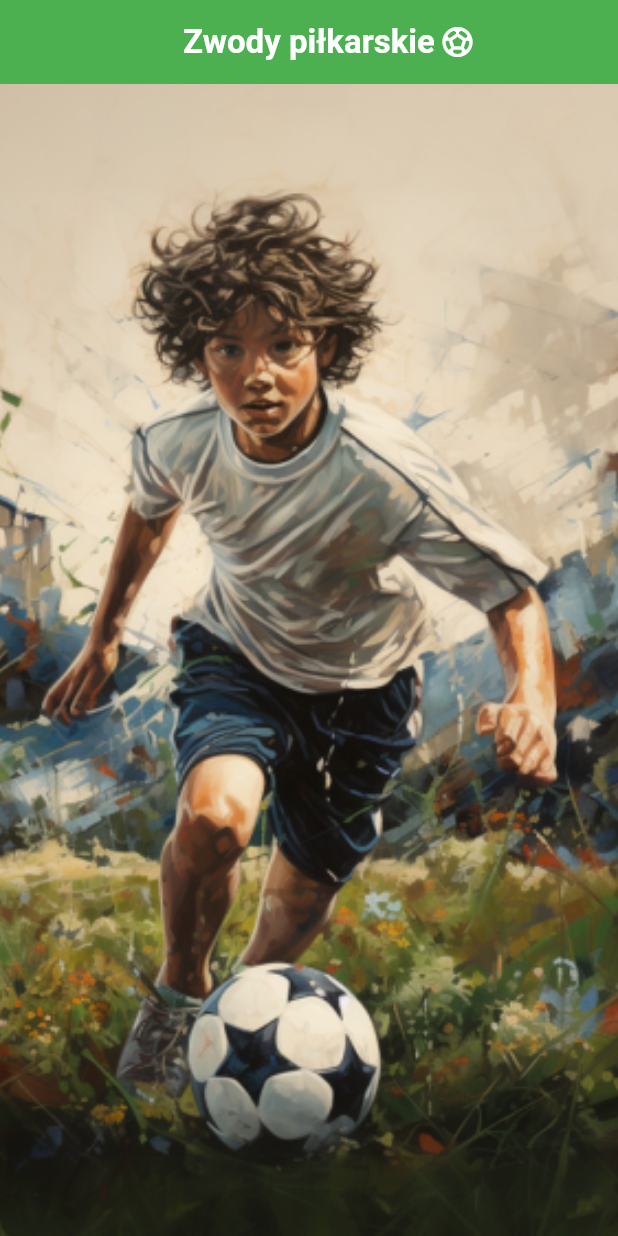
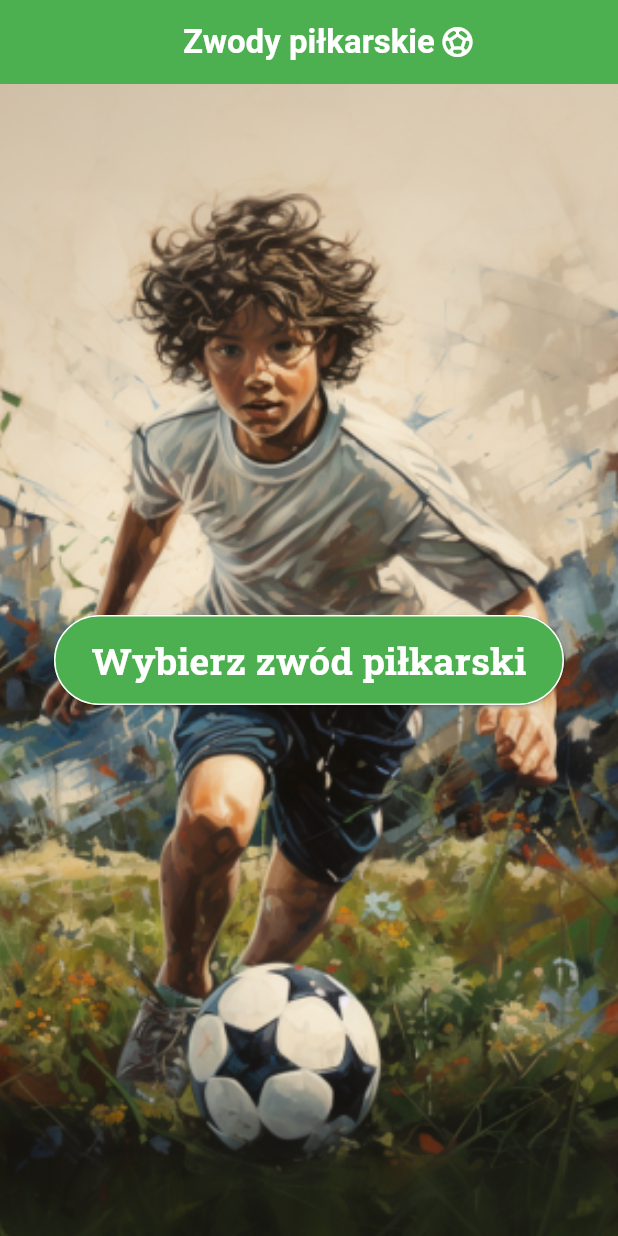
Before and after one commit to hubertgredzinski/Zwody_pi-karskie, a Flutter app: the screen it shows after launch, on a phone screen of 412 x 824 dp. Run offline on Flutter 3.47's test engine with Material 2 defaults, Android fonts, the phone set to English and light mode, and no system bars; our stand-ins replace google_fonts.

Commit message:
Add elevated button to home page, make next page

```diff
--- a/lib/features/home_page.dart
+++ b/lib/features/home_page.dart
@@ -1,4 +1,7 @@
 import 'package:flutter/material.dart';
+import 'package:google_fonts/google_fonts.dart';
+
+import 'difficulty_level._page.dart';
 
 class HomePage extends StatelessWidget {
   const HomePage({super.key});
@@ -44,8 +47,52 @@ class HomePage extends StatelessWidget {
               ),
             ],
           ),
+          body: const Button(),
         ),
       ),
     );
   }
 }
+
+class Button extends StatelessWidget {
+  const Button({
+    super.key,
+  });
+
+  @override
+  Widget build(BuildContext context) {
+    return Center(
+      child: ElevatedButton(
+        style: ElevatedButton.styleFrom(
+          shape: const RoundedRectangleBorder(
+            borderRadius: BorderRadius.all(
+              Radius.circular(40),
+            ),
+            side: BorderSide(
+              color: Colors.white,
+              width: 1,
+            ),
+          ),
+          backgroundColor: Colors.green,
+          padding: const EdgeInsets.symmetric(
+            horizontal: 25,
+            vertical: 12,
+          ),
+        ),
+        onPressed: () {
+          Navigator.push(
+            context,
+            MaterialPageRoute(
+              builder: (context) => const DifficultyLevelPage(),
+            ),
+          );
+        },
+        child: Text(
+          'Wybierz zwód piłkarski',
+          style: GoogleFonts.robotoSlab(
+              color: Colors.white, fontSize: 25, fontWeight: FontWeight.bold),
+        ),
+      ),
+    );
+  }
+}
--- a/pubspec.yaml
+++ b/pubspec.yaml
@@ -35,6 +35,7 @@ dependencies:
   # The following adds the Cupertino Icons font to your application.
   # Use with the CupertinoIcons class for iOS style icons.
   cupertino_icons: ^1.0.2
+  google_fonts: ^6.1.0
 
 dev_dependencies:
   flutter_test:
```
Also changed, not shown: lib/features/difficulty_level._page.dart (added, +10 -0 lines), pubspec.lock, 1 other file.
